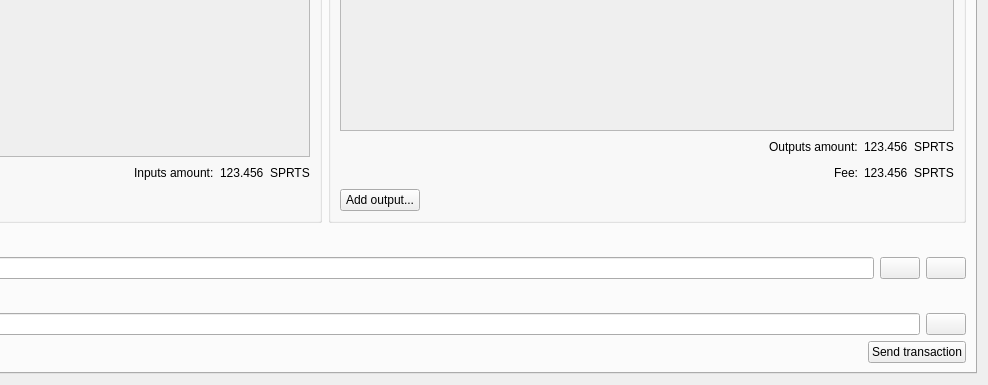
This is src/qt/forms/multisigdialog.ui in skourdes/SproutsClassic as Qt 5 draws it before an edit; both pictures show x 339 to 1327 and y 210 to 595 of the 1327 by 595 pixel window. The edited form follows.
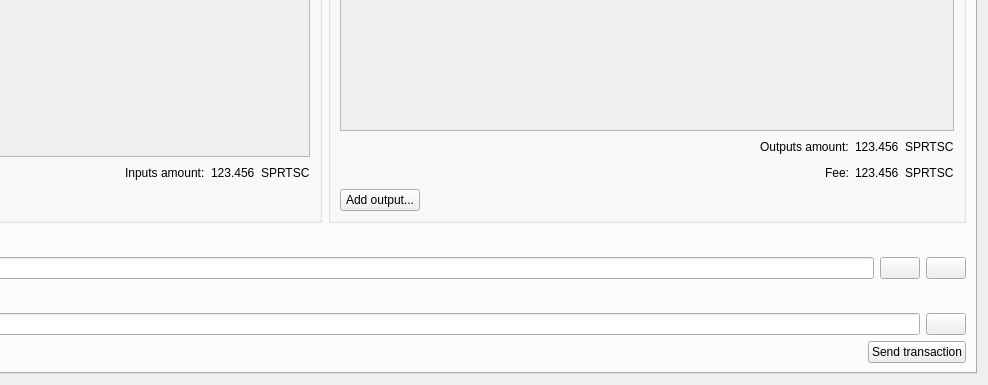
This is the edited form. The open tabs and pages were chosen to show the change. Icons and pictures are not drawn.

The edit to the form file:
```diff
--- a/src/qt/forms/multisigdialog.ui
+++ b/src/qt/forms/multisigdialog.ui
@@ -399,7 +399,7 @@
                 <item>
                  <widget class="QLabel" name="label">
                   <property name="text">
-                   <string>SPRTS</string>
+                   <string>SPRTSC</string>
                   </property>
                  </widget>
                 </item>
@@ -518,7 +518,7 @@
                 <item>
                  <widget class="QLabel" name="label_2">
                   <property name="text">
-                   <string>SPRTS</string>
+                   <string>SPRTSC</string>
                   </property>
                  </widget>
                 </item>
@@ -556,7 +556,7 @@
                 <item>
                  <widget class="QLabel" name="label_3">
                   <property name="text">
-                   <string>SPRTS</string>
+                   <string>SPRTSC</string>
                   </property>
                  </widget>
                 </item>
```
